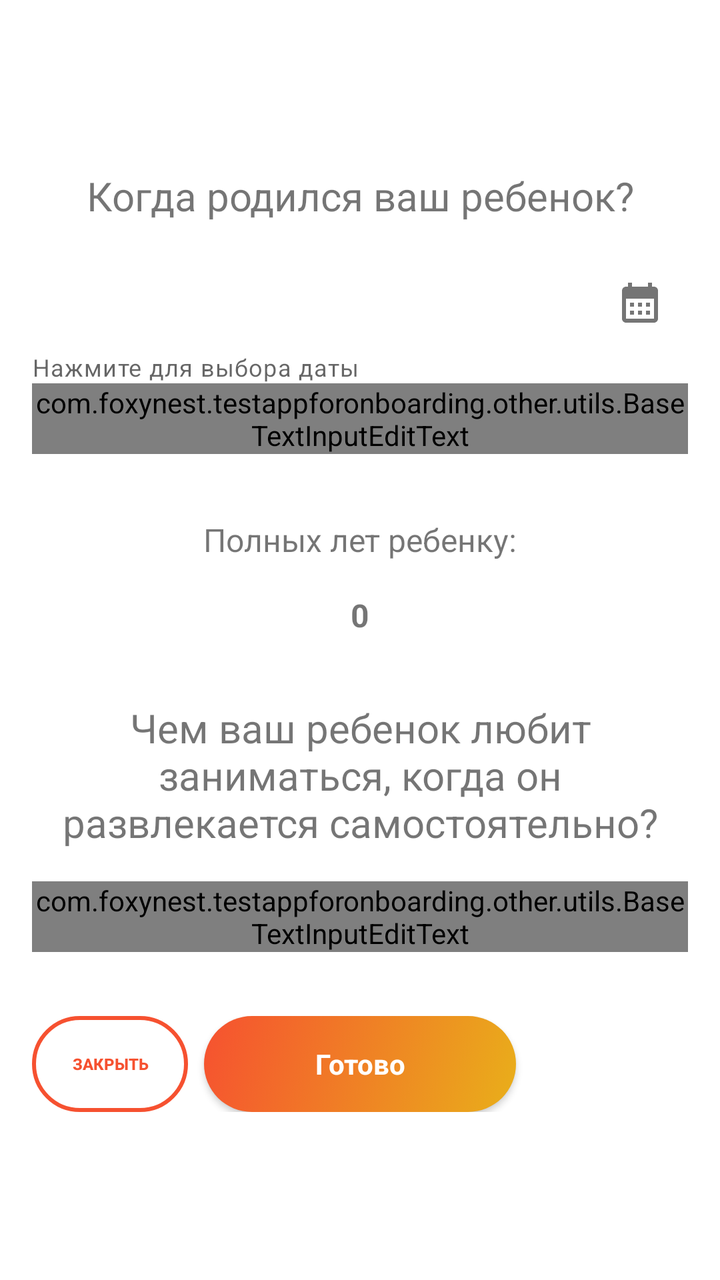
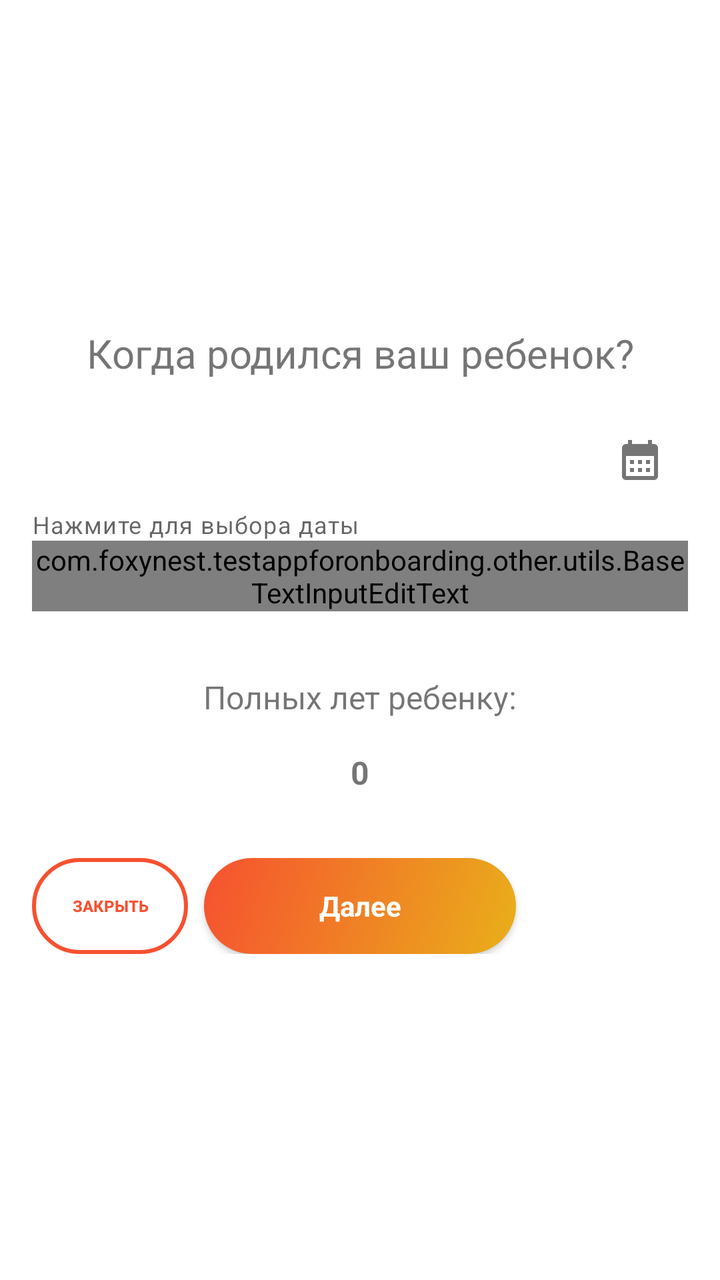

Screens rendered from an Android XML layout before and after an edit, with the pre-edit source and the edit as a unified diff.
<!-- AndroidManifest.xml: application theme Theme.TestAppForOnboarding -->
<!-- res/layout/fragment_question3.xml -->
<?xml version="1.0" encoding="utf-8"?>
<androidx.constraintlayout.widget.ConstraintLayout xmlns:android="http://schemas.android.com/apk/res/android"
    xmlns:app="http://schemas.android.com/apk/res-auto"
    android:layout_width="match_parent"
    android:layout_height="match_parent"
    android:clickable="true"
    android:focusable="true"
    android:focusableInTouchMode="true">

    <androidx.constraintlayout.widget.Guideline
        android:id="@+id/guideline_left"
        android:layout_width="wrap_content"
        android:layout_height="wrap_content"
        android:orientation="vertical"
        app:layout_constraintGuide_begin="@dimen/space_beforeOrAfterElement" />

    <androidx.constraintlayout.widget.Guideline
        android:id="@+id/guideline_right"
        android:layout_width="wrap_content"
        android:layout_height="wrap_content"
        android:orientation="vertical"
        app:layout_constraintGuide_end="@dimen/space_beforeOrAfterElement" />

    <TextView
        android:id="@+id/text_question_birth_date"
        android:layout_width="0dp"
        android:layout_height="wrap_content"
        android:layout_marginTop="@dimen/space_32"
        android:layout_marginBottom="@dimen/space_beforeOrAfterElement"
        android:text="@string/text_birth_date_question"
        android:textAlignment="center"
        android:textSize="20sp"
        app:layout_constraintBottom_toTopOf="@+id/text_field_birth_date"
        app:layout_constraintEnd_toEndOf="@+id/guideline_right"
        app:layout_constraintStart_toStartOf="@+id/guideline_left"
        app:layout_constraintTop_toTopOf="parent"
        app:layout_constraintVertical_chainStyle="packed" />

    

    <com.google.android.material.textfield.TextInputLayout
        android:id="@+id/text_field_birth_date"
        android:layout_width="0dp"
        android:layout_height="wrap_content"
        android:layout_marginBottom="@dimen/space_32"
        android:hint="@string/text_birth_date_hint"
        app:endIconContentDescription="@string/text_select_date_hint"
        app:helperText="@string/text_select_date_helper"
        app:helperTextEnabled="true"
        app:endIconDrawable="@drawable/baseline_calendar_month_24"
        app:endIconMode="custom"
        app:layout_constraintBottom_toTopOf="@+id/text_child_age_label"
        app:layout_constraintEnd_toEndOf="@+id/guideline_right"
        app:layout_constraintStart_toStartOf="@+id/guideline_left"
        app:layout_constraintTop_toBottomOf="@+id/text_question_birth_date">

        

        <com.foxynest.testappforonboarding.other.utils.BaseTextInputEditText
            android:id="@+id/edit_text_birth_date"
            android:layout_width="match_parent"
            android:layout_height="wrap_content"
            android:clickable="true"
            android:focusable="false"
            android:cursorVisible="false"
            android:imeOptions="actionNext"
            android:inputType="none"
            android:maxLines="1" />

    </com.google.android.material.textfield.TextInputLayout>

    <TextView
        android:id="@+id/text_child_age_label"
        android:layout_width="wrap_content"
        android:layout_height="wrap_content"
        android:layout_marginBottom="@dimen/space_beforeOrAfterElement"
        android:text="@string/text_child_age"
        android:textSize="16sp"
        app:layout_constraintBottom_toTopOf="@+id/text_child_age_value"
        app:layout_constraintEnd_toEndOf="@+id/guideline_right"
        app:layout_constraintStart_toStartOf="@+id/guideline_left"
        app:layout_constraintTop_toBottomOf="@+id/text_field_birth_date" />

    
    <TextView
        android:id="@+id/text_child_age_value"
        android:layout_width="wrap_content"
        android:layout_height="wrap_content"
        android:layout_marginBottom="@dimen/space_32"
        android:text="0"
        android:textSize="16sp"
        android:textStyle="bold"
        app:layout_constraintBottom_toTopOf="@+id/text_question_hobby"
        app:layout_constraintEnd_toEndOf="@+id/guideline_right"
        app:layout_constraintStart_toStartOf="@+id/guideline_left"
        app:layout_constraintTop_toBottomOf="@+id/text_child_age_label" />

    <TextView
        android:id="@+id/text_question_hobby"
        android:layout_width="0dp"
        android:layout_height="wrap_content"
        android:layout_marginBottom="@dimen/space_beforeOrAfterElement"
        android:text="@string/text_hobby_question"
        android:textAlignment="center"
        android:textSize="20sp"
        app:layout_constraintBottom_toTopOf="@+id/text_field_hobby_answer"
        app:layout_constraintEnd_toEndOf="@+id/guideline_right"
        app:layout_constraintStart_toStartOf="@+id/guideline_left"
        app:layout_constraintTop_toBottomOf="@+id/text_child_age_value" />

    <com.google.android.material.textfield.TextInputLayout
        android:id="@+id/text_field_hobby_answer"
        android:layout_width="0dp"
        android:layout_height="wrap_content"
        android:layout_marginBottom="@dimen/space_32"
        android:hint="@string/text_hobby_hint"
        app:layout_constraintBottom_toTopOf="@+id/buttons_linear_layout"
        app:layout_constraintEnd_toEndOf="@+id/guideline_right"
        app:layout_constraintStart_toStartOf="@+id/guideline_left"
        app:layout_constraintTop_toBottomOf="@+id/text_question_hobby"
        app:layout_constraintVertical_chainStyle="packed">

        <com.foxynest.testappforonboarding.other.utils.BaseTextInputEditText
            android:id="@+id/edit_text_field_hobby_answer"
            android:layout_width="match_parent"
            android:layout_height="wrap_content"
            android:digits="qwertyuiopasdfghjklzxcvbnmQWERTYUIOPASDFGHJKLZXCVBNM, ЁёйцукенгшщзхъфывапролджэячсмитьбюЙЦУКЕНГШЩЗХЪФЫВАПРОЛДЖЭЯЧСМИТЬБЮ"
            android:imeOptions="actionDone"
            android:inputType="textShortMessage"
            android:maxLines="1"
            android:singleLine="true" />

    </com.google.android.material.textfield.TextInputLayout>

    

    <LinearLayout
        android:id="@+id/buttons_linear_layout"
        android:layout_width="0dp"
        android:layout_height="wrap_content"
        android:layout_marginBottom="@dimen/space_32"
        android:gravity="center_vertical"
        android:orientation="horizontal"
        android:weightSum="4"
        app:layout_constraintBottom_toBottomOf="parent"
        app:layout_constraintLeft_toLeftOf="@+id/guideline_left"
        app:layout_constraintRight_toRightOf="@+id/guideline_right"
        app:layout_constraintTop_toBottomOf="@+id/text_field_hobby_answer"
        app:layout_constraintVertical_chainStyle="packed">

        <androidx.appcompat.widget.AppCompatButton
            android:id="@+id/button_cancel"
            style="@style/Widget.AppCompat.Button.Borderless"
            android:layout_width="0dp"
            android:layout_height="wrap_content"
            android:layout_marginEnd="@dimen/space_small"
            android:layout_weight="1"
            android:background="@drawable/button_cancel_background"
            android:gravity="center"
            android:text="@string/button_cancel"
            android:textColor="@color/orange_gradient_start"
            android:textSize="@dimen/button_small_text"
            android:textStyle="bold"
            app:backgroundTint="@null" />

        <androidx.appcompat.widget.AppCompatButton
            android:id="@+id/button_finish"
            style="@style/Widget.AppCompat.ActionButton"
            android:layout_width="0dp"
            android:layout_height="wrap_content"
            android:layout_marginEnd="@dimen/space_small"
            android:layout_weight="2"
            android:background="@drawable/button_rounded_corners"
            android:paddingStart="@dimen/space_32"
            android:paddingEnd="@dimen/space_32"
            android:text="@string/button_finish"
            android:textColor="@color/white"
            android:textSize="@dimen/button_text"
            android:textStyle="bold"
            app:backgroundTint="@null" />

        <androidx.appcompat.widget.AppCompatButton
            android:id="@+id/button_no"
            style="@style/Widget.AppCompat.ActionButton"
            android:layout_width="0dp"
            android:layout_height="wrap_content"
            android:layout_weight="1"
            android:background="@drawable/button_rounded_corners"
            android:paddingStart="@dimen/space_32"
            android:paddingEnd="@dimen/space_32"
            android:text="@string/no"
            android:textColor="@color/white"
            android:textSize="@dimen/button_text"
            android:textStyle="bold"
            android:visibility="gone"
            app:backgroundTint="@null" />

    </LinearLayout>

</androidx.constraintlayout.widget.ConstraintLayout>
<!-- resources referenced by this layout -->
<resources>
  <color name="orange_gradient_start">#F65130</color>
  <color name="white">#FFFFFFFF</color>
  <dimen name="button_small_text">8sp</dimen>
  <dimen name="button_text">14sp</dimen>
  <dimen name="space_32">32dp</dimen>
  <dimen name="space_beforeOrAfterElement">16dp</dimen>
  <dimen name="space_small">8dp</dimen>
  <!-- drawable baseline_calendar_month_24 (drawable) -->
  <vector xmlns:android="http://schemas.android.com/apk/res/android" android:height="24dp" android:tint="#000000" android:viewportHeight="24" android:viewportWidth="24" android:width="24dp">
        
      <path android:fillColor="@android:color/white" android:pathData="M19,4h-1V2h-2v2H8V2H6v2H5C3.89,4 3.01,4.9 3.01,6L3,20c0,1.1 0.89,2 2,2h14c1.1,0 2,-0.9 2,-2V6C21,4.9 20.1,4 19,4zM19,20H5V10h14V20zM9,14H7v-2h2V14zM13,14h-2v-2h2V14zM17,14h-2v-2h2V14zM9,18H7v-2h2V18zM13,18h-2v-2h2V18zM17,18h-2v-2h2V18z"/>
      
  </vector>
  <!-- drawable button_cancel_background (drawable) -->
  <?xml version="1.0" encoding="utf-8"?>
  <selector xmlns:android="http://schemas.android.com/apk/res/android">
      
      <item android:state_enabled="false">
          <shape>
              <corners android:radius="24dp" />
              <stroke
                  android:width="2dp"
                  android:color="#CCE9AF1A" />
              <solid android:color="@android:color/transparent" />
          </shape>
      </item>
  
      
      <item android:state_pressed="true">
          <shape>
              <corners android:radius="24dp" />
              <stroke
                  android:width="2dp"
                  android:color="#80F65130" />
              <solid android:color="#10F65130" />
          </shape>
      </item>
  
      
      <item>
          <shape>
              <corners android:radius="24dp" />
              <stroke
                  android:width="2dp"
                  android:color="@color/orange_gradient_start" />
              <solid android:color="@android:color/transparent" />
          </shape>
      </item>
  </selector>
  <string name="button_cancel">Закрыть</string>
  <string name="button_finish">Готово</string>
  <string name="no">Нет</string>
  <string name="text_birth_date_hint">ДД.ММ.ГГГГ</string>
  <string name="text_birth_date_question">Когда родился ваш ребенок?</string>
  <string name="text_child_age">Полных лет ребенку:</string>
  <string name="text_hobby_hint">Напишите хобби</string>
  <string name="text_hobby_question">Чем ваш ребенок любит заниматься, когда он развлекается самостоятельно?</string>
  <string name="text_select_date_helper">Нажмите для выбора даты</string>
  <string name="text_select_date_hint">Выберите дату рождения ребенка</string>
  <style name="Theme.TestAppForOnboarding" parent="Theme.MaterialComponents.DayNight.DarkActionBar">
          
          <item name="colorPrimary">@color/purple_500</item>
          <item name="colorPrimaryVariant">@color/purple_700</item>
          <item name="colorOnPrimary">@color/white</item>
          
          <item name="colorSecondary">@color/teal_200</item>
          <item name="colorSecondaryVariant">@color/teal_700</item>
          <item name="colorOnSecondary">@color/black</item>
          
          <item name="android:statusBarColor">?attr/colorPrimaryVariant</item>
          
      </style>
  <color name="yellow_gradient_end">#E9AF1A</color>
  <color name="purple_500">#FF6200EE</color>
  <color name="purple_700">#FF3700B3</color>
  <color name="teal_200">#FF03DAC5</color>
  <color name="teal_700">#FF018786</color>
  <color name="black">#FF000000</color>
  <!-- unchanged entries left out for length: 1 -->
</resources>

<!-- the commit's change to res/layout/fragment_question3.xml (unified diff, before → after) -->
@@ -90,47 +90,14 @@
         android:text="0"
         android:textSize="16sp"
         android:textStyle="bold"
-        app:layout_constraintBottom_toTopOf="@+id/text_question_hobby"
+        app:layout_constraintBottom_toTopOf="@+id/buttons_linear_layout"
         app:layout_constraintEnd_toEndOf="@+id/guideline_right"
         app:layout_constraintStart_toStartOf="@+id/guideline_left"
         app:layout_constraintTop_toBottomOf="@+id/text_child_age_label" />
 
-    <TextView
-        android:id="@+id/text_question_hobby"
-        android:layout_width="0dp"
-        android:layout_height="wrap_content"
-        android:layout_marginBottom="@dimen/space_beforeOrAfterElement"
-        android:text="@string/text_hobby_question"
-        android:textAlignment="center"
-        android:textSize="20sp"
-        app:layout_constraintBottom_toTopOf="@+id/text_field_hobby_answer"
-        app:layout_constraintEnd_toEndOf="@+id/guideline_right"
-        app:layout_constraintStart_toStartOf="@+id/guideline_left"
-        app:layout_constraintTop_toBottomOf="@+id/text_child_age_value" />
+    
 
-    <com.google.android.material.textfield.TextInputLayout
-        android:id="@+id/text_field_hobby_answer"
-        android:layout_width="0dp"
-        android:layout_height="wrap_content"
-        android:layout_marginBottom="@dimen/space_32"
-        android:hint="@string/text_hobby_hint"
-        app:layout_constraintBottom_toTopOf="@+id/buttons_linear_layout"
-        app:layout_constraintEnd_toEndOf="@+id/guideline_right"
-        app:layout_constraintStart_toStartOf="@+id/guideline_left"
-        app:layout_constraintTop_toBottomOf="@+id/text_question_hobby"
-        app:layout_constraintVertical_chainStyle="packed">
-
-        <com.foxynest.testappforonboarding.other.utils.BaseTextInputEditText
-            android:id="@+id/edit_text_field_hobby_answer"
-            android:layout_width="match_parent"
-            android:layout_height="wrap_content"
-            android:digits="qwertyuiopasdfghjklzxcvbnmQWERTYUIOPASDFGHJKLZXCVBNM, ЁёйцукенгшщзхъфывапролджэячсмитьбюЙЦУКЕНГШЩЗХЪФЫВАПРОЛДЖЭЯЧСМИТЬБЮ"
-            android:imeOptions="actionDone"
-            android:inputType="textShortMessage"
-            android:maxLines="1"
-            android:singleLine="true" />
-
-    </com.google.android.material.textfield.TextInputLayout>
+    
 
     
 
@@ -145,7 +112,7 @@
         app:layout_constraintBottom_toBottomOf="parent"
         app:layout_constraintLeft_toLeftOf="@+id/guideline_left"
         app:layout_constraintRight_toRightOf="@+id/guideline_right"
-        app:layout_constraintTop_toBottomOf="@+id/text_field_hobby_answer"
+        app:layout_constraintTop_toBottomOf="@+id/text_child_age_value"
         app:layout_constraintVertical_chainStyle="packed">
 
         <androidx.appcompat.widget.AppCompatButton
@@ -164,7 +131,7 @@
             app:backgroundTint="@null" />
 
         <androidx.appcompat.widget.AppCompatButton
-            android:id="@+id/button_finish"
+            android:id="@+id/button_next"
             style="@style/Widget.AppCompat.ActionButton"
             android:layout_width="0dp"
             android:layout_height="wrap_content"
@@ -173,7 +140,7 @@
             android:background="@drawable/button_rounded_corners"
             android:paddingStart="@dimen/space_32"
             android:paddingEnd="@dimen/space_32"
-            android:text="@string/button_finish"
+            android:text="@string/button_next"
             android:textColor="@color/white"
             android:textSize="@dimen/button_text"
             android:textStyle="bold"
<!-- resource entries referenced after the edit -->
@@ -50,13 +50,11 @@
       </item>
   </selector>
   <string name="button_cancel">Закрыть</string>
-  <string name="button_finish">Готово</string>
+  <string name="button_next">Далее</string>
   <string name="no">Нет</string>
   <string name="text_birth_date_hint">ДД.ММ.ГГГГ</string>
   <string name="text_birth_date_question">Когда родился ваш ребенок?</string>
   <string name="text_child_age">Полных лет ребенку:</string>
-  <string name="text_hobby_hint">Напишите хобби</string>
-  <string name="text_hobby_question">Чем ваш ребенок любит заниматься, когда он развлекается самостоятельно?</string>
   <string name="text_select_date_helper">Нажмите для выбора даты</string>
   <string name="text_select_date_hint">Выберите дату рождения ребенка</string>
   <style name="Theme.TestAppForOnboarding" parent="Theme.MaterialComponents.DayNight.DarkActionBar">
